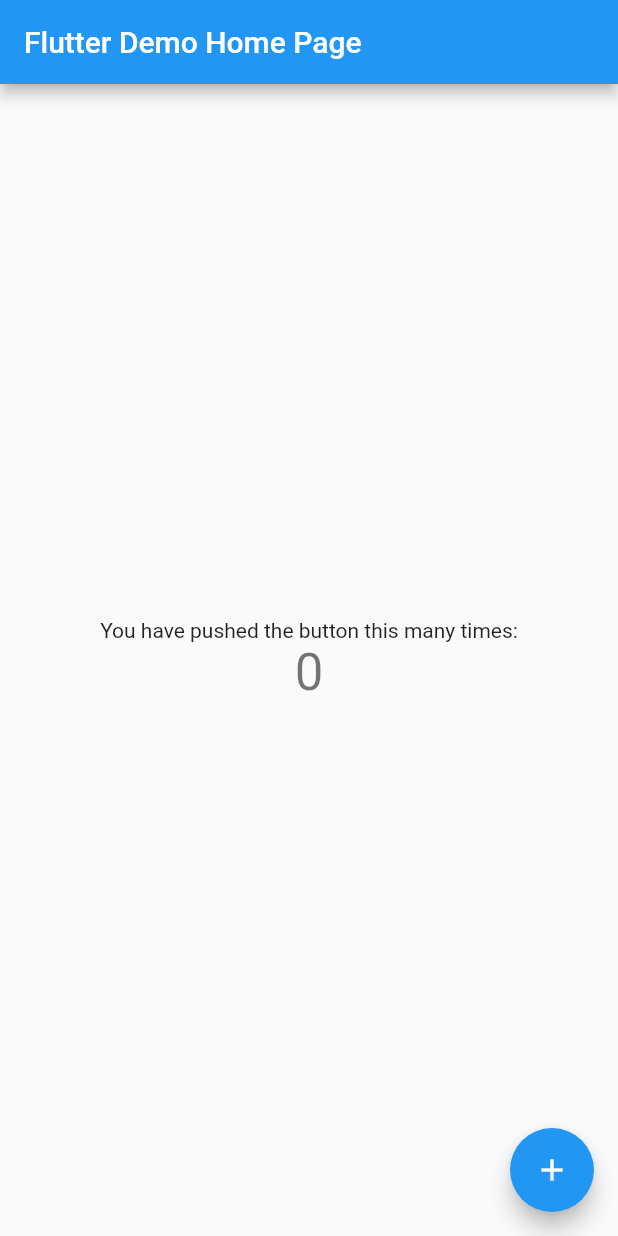
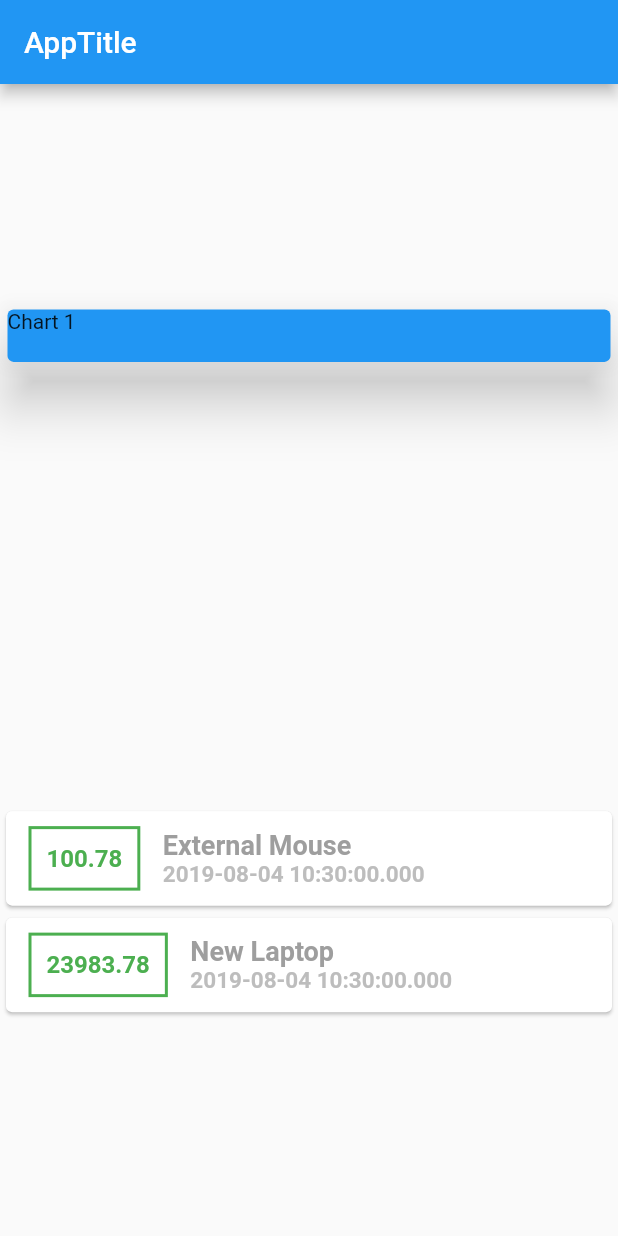
Before and after one commit to haikukoten/expenseapp-flutter, a Flutter app: the screen it shows after launch, on a phone screen of 412 x 824 dp. Run offline on Flutter 3.47's test engine with Material 2 defaults, Android fonts, the phone set to English and light mode, and no system bars.

Commit message:
Styling added

```diff
--- a/lib/main.dart
+++ b/lib/main.dart
@@ -1,111 +1,108 @@
+import 'package:expenseapp/transaction.dart';
 import 'package:flutter/material.dart';
 
 void main() => runApp(MyApp());
 
 class MyApp extends StatelessWidget {
-  // This widget is the root of your application.
   @override
   Widget build(BuildContext context) {
     return MaterialApp(
-      title: 'Flutter Demo',
-      theme: ThemeData(
-        // This is the theme of your application.
-        //
-        // Try running your application with "flutter run". You'll see the
-        // application has a blue toolbar. Then, without quitting the app, try
-        // changing the primarySwatch below to Colors.green and then invoke
-        // "hot reload" (press "r" in the console where you ran "flutter run",
-        // or simply save your changes to "hot reload" in a Flutter IDE).
-        // Notice that the counter didn't reset back to zero; the application
-        // is not restarted.
-        primarySwatch: Colors.blue,
-      ),
-      home: MyHomePage(title: 'Flutter Demo Home Page'),
+      title: 'Flutter App',
+      home: MyHomePage(),
     );
   }
 }
 
-class MyHomePage extends StatefulWidget {
-  MyHomePage({Key key, this.title}) : super(key: key);
-
-  // This widget is the home page of your application. It is stateful, meaning
-  // that it has a State object (defined below) that contains fields that affect
-  // how it looks.
-
-  // This class is the configuration for the state. It holds the values (in this
-  // case the title) provided by the parent (in this case the App widget) and
-  // used by the build method of the State. Fields in a Widget subclass are
-  // always marked "final".
-
-  final String title;
-
-  @override
-  _MyHomePageState createState() => _MyHomePageState();
-}
-
-class _MyHomePageState extends State<MyHomePage> {
-  int _counter = 0;
-
-  void _incrementCounter() {
-    setState(() {
-      // This call to setState tells the Flutter framework that something has
-      // changed in this State, which causes it to rerun the build method below
-      // so that the display can reflect the updated values. If we changed
-      // _counter without calling setState(), then the build method would not be
-      // called again, and so nothing would appear to happen.
-      _counter++;
-    });
-  }
+class MyHomePage extends StatelessWidget {
+  final List<Transaction> transactions = [
+    Transaction(
+        tid: 'T1',
+        title: 'External Mouse',
+        amount: 100.78,
+        dateTime: DateTime.now()),
+    Transaction(
+        tid: 'T2',
+        title: 'New Laptop',
+        amount: 23983.78,
+        dateTime: DateTime.now()),
+  ];
 
   @override
   Widget build(BuildContext context) {
-    // This method is rerun every time setState is called, for instance as done
-    // by the _incrementCounter method above.
-    //
-    // The Flutter framework has been optimized to make rerunning build methods
-    // fast, so that you can just rebuild anything that needs updating rather
-    // than having to individually change instances of widgets.
     return Scaffold(
         appBar: AppBar(
-        // Here we take the value from the MyHomePage object that was created by
-        // the App.build method, and use it to set our appbar title.
-        title: Text(widget.title),
+          title: Text('AppTitle'),
         ),
-      body: Center(
-        // Center is a layout widget. It takes a single child and positions it
-        // in the middle of the parent.
-        child: Column(
-          // Column is also layout widget. It takes a list of children and
-          // arranges them vertically. By default, it sizes itself to fit its
-          // children horizontally, and tries to be as tall as its parent.
-          //
-          // Invoke "debug painting" (press "p" in the console, choose the
-          // "Toggle Debug Paint" action from the Flutter Inspector in Android
-          // Studio, or the "Toggle Debug Paint" command in Visual Studio Code)
-          // to see the wireframe for each widget.
-          //
-          // Column has various properties to control how it sizes itself and
-          // how it positions its children. Here we use mainAxisAlignment to
-          // center the children vertically; the main axis here is the vertical
-          // axis because Columns are vertical (the cross axis would be
-          // horizontal).
-          mainAxisAlignment: MainAxisAlignment.center,
+        body: Column(
+          mainAxisAlignment: MainAxisAlignment.spaceAround,
+          crossAxisAlignment: CrossAxisAlignment.stretch,
+          children: <Widget>[
+            Container(
+              width: double.infinity,
+              height: double.tryParse('45'),
+              child: Card(
+                child: Text('Chart 1'),
+                margin: EdgeInsets.all(5),
+                color: Colors.blue,
+                elevation: 15,
+              ),
+            ),
+            Column(
+              children: transactions.map((tx) {
+                return Card(
+                  child: Row(
+                    children: <Widget>[
+                      Container(
+                        margin: EdgeInsets.symmetric(
+                          vertical: 10,
+                          horizontal: 15,
+                        ),
+                        decoration: BoxDecoration(
+                          border: Border.all(
+                            color: Colors.green,
+                            width: 2,
+                            style: BorderStyle.solid,
+                          ),
+                        ),
+                        padding: EdgeInsets.all(10),
+                        child: Text(
+                          (tx.amount).toString(),
+                          style: TextStyle(
+                            fontWeight: FontWeight.bold,
+                            fontSize: 16,
+                            color: Colors.green,
+                          ),
+                        ),
+                      ),
+                      Column(
+                        crossAxisAlignment: CrossAxisAlignment.start,
                         children: <Widget>[
                           Text(
-              'You have pushed the button this many times:',
+                            tx.title,
+                            textAlign: TextAlign.left,
+                            style: TextStyle(
+                              fontSize: 18,
+                              fontWeight: FontWeight.bold,
+                              color: Colors.grey,
+                            ),
                           ),
                           Text(
-              '$_counter',
-              style: Theme.of(context).textTheme.display1,
+                            (tx.dateTime).toString(),
+                            textAlign: TextAlign.left,
+                            style: TextStyle(
+                              fontSize: 15,
+                              fontWeight: FontWeight.bold,
+                              color: Colors.grey[400],
+                            ),
                           ),
                         ],
+                      )
+                    ],
                   ),
+                );
+              }).toList(),
             ),
-      floatingActionButton: FloatingActionButton(
-        onPressed: _incrementCounter,
-        tooltip: 'Increment',
-        child: Icon(Icons.add),
-      ), // This trailing comma makes auto-formatting nicer for build methods.
-    );
+          ],
+        ));
   }
 }
--- /dev/null
+++ b/lib/transaction.dart
@@ -0,0 +1,14 @@
+import 'package:flutter/foundation.dart';
+
+class Transaction {
+  final String tid;
+  final String title;
+  final double amount;
+  final DateTime dateTime;
+
+  Transaction(
+      {@required this.tid,
+      @required this.title,
+      @required this.amount,
+      @required this.dateTime});
+}
```
Also changed, not shown: 3 other files. Lines whose indentation alone changed are shown as unchanged.
